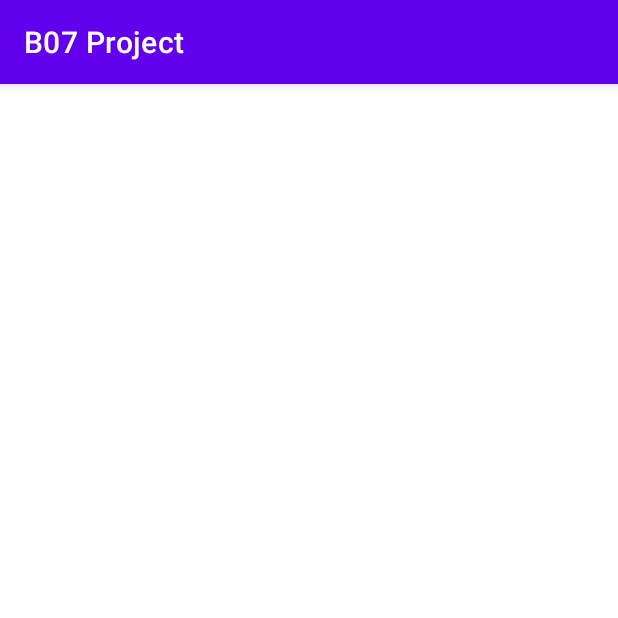
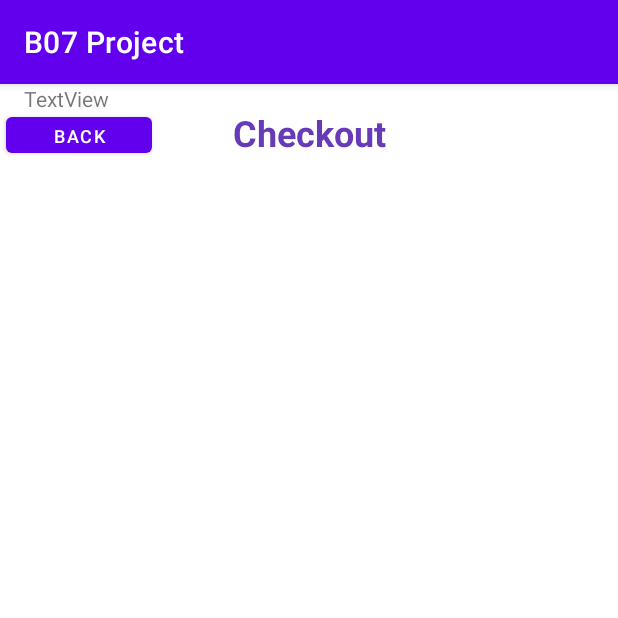
Before and after one commit to muntaqamahmood/eStoreFront, an Android app: the CheckoutActivity screen opened directly, with no data from a screen before it, on a phone screen of 412 x 824 dp, the top half of it. Run offline under Robolectric (Android 15) with nearby library versions, the phone set to English and light mode, and no system bars.

Commit message:
Muntaqa finished UI for ShoppingCart and in progress with Checkout UI
finished UI for ShoppingCart and in progress with Checkout UI, figuring out payment forms for checking out. Working on implementing ShoppingCart and PlaceOrder

```diff
--- a/app/src/main/res/layout/activity_checkout.xml
+++ b/app/src/main/res/layout/activity_checkout.xml
@@ -6,4 +6,36 @@
     android:layout_height="match_parent"
     tools:context=".CheckoutActivity">
 
+    <TextView
+        android:id="@+id/textView2"
+        android:layout_width="wrap_content"
+        android:layout_height="wrap_content"
+        android:layout_marginTop="16dp"
+        android:text="Checkout"
+        android:textColor="#673AB7"
+        android:textSize="24sp"
+        android:textStyle="bold"
+        app:layout_constraintEnd_toEndOf="parent"
+        app:layout_constraintStart_toStartOf="parent"
+        app:layout_constraintTop_toTopOf="parent" />
+
+    <Button
+        android:id="@+id/button"
+        android:layout_width="97dp"
+        android:layout_height="36dp"
+        android:layout_marginStart="4dp"
+        android:layout_marginTop="16dp"
+        android:text="Back"
+        android:textSize="12sp"
+        app:layout_constraintStart_toStartOf="parent"
+        app:layout_constraintTop_toTopOf="parent" />
+
+    <TextView
+        android:id="@+id/textView3"
+        android:layout_width="wrap_content"
+        android:layout_height="wrap_content"
+        android:layout_marginStart="16dp"
+        android:text="TextView"
+        app:layout_constraintStart_toStartOf="parent"
+        tools:layout_editor_absoluteY="78dp" />
 </androidx.constraintlayout.widget.ConstraintLayout>
```
Also changed, not shown: app/src/main/java/com/example/b07project/ShoppingCartActivity.java (+13 -0 lines), app/src/main/res/layout/activity_shopping_cart.xml (+62 -6 lines).
